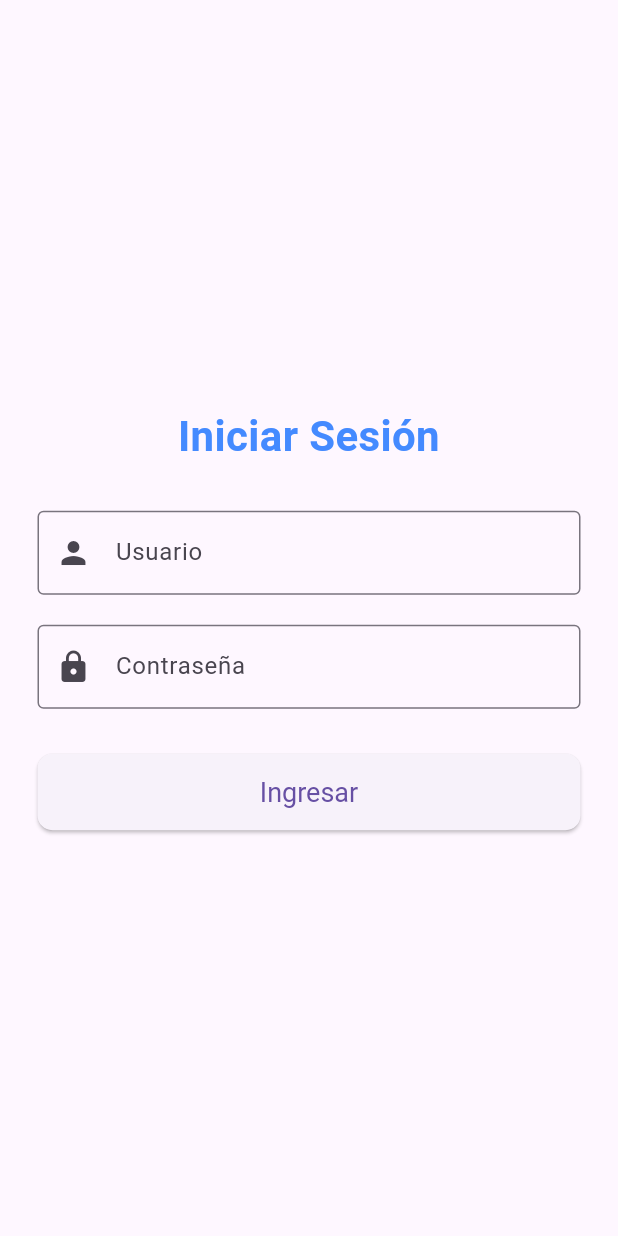
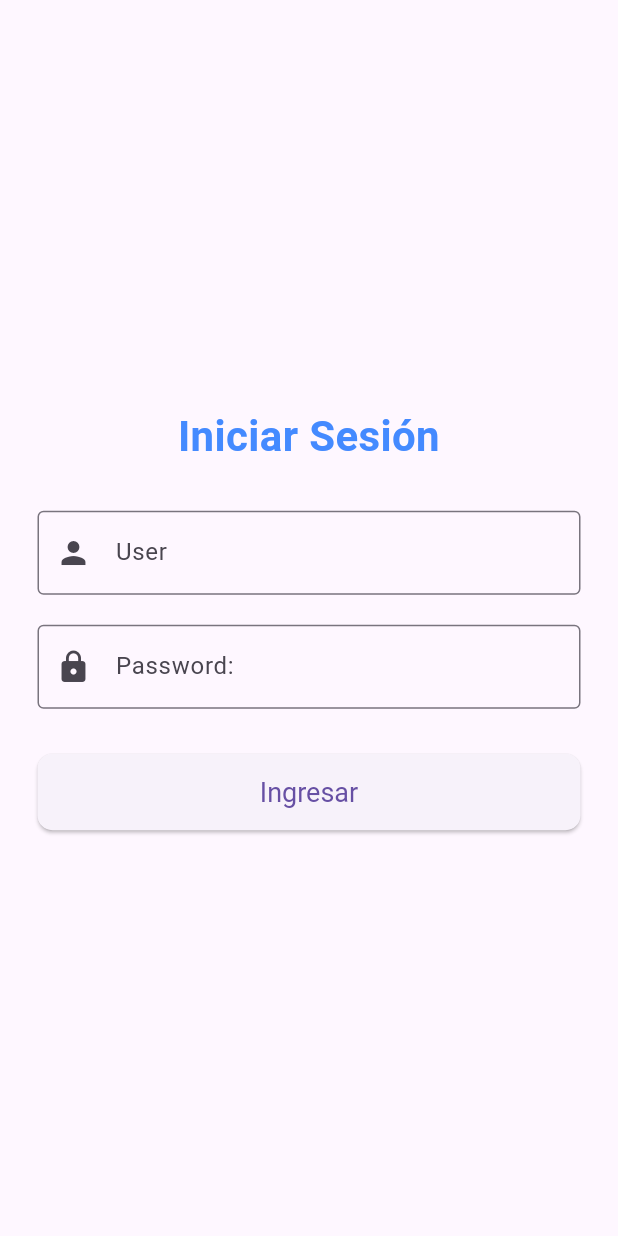
Before and after one commit to JUANDAVIDGUTIERREZ04/primer-flutter, a Flutter app: the screen it shows after launch, on a phone screen of 412 x 824 dp. Run offline on Flutter 3.47's test engine with Material 3 defaults, Android fonts, the phone set to English and light mode, and no system bars.

Commit message:
cambio de usuarios a user y contraseña a password

```diff
--- a/flutter_primera_aplicacion/lib/LoginScreen.dart
+++ b/flutter_primera_aplicacion/lib/LoginScreen.dart
@@ -52,7 +52,7 @@ class _LoginScreenState extends State<LoginScreen> {
               TextField(
                 controller: _userController,
                 decoration: InputDecoration(
-                  labelText: "Usuario",
+                  labelText: "User",
                   border: OutlineInputBorder(),
                   prefixIcon: Icon(Icons.person),
                 ),
@@ -61,7 +61,7 @@ class _LoginScreenState extends State<LoginScreen> {
               TextField(
                 controller: _passwordController,
                 decoration: InputDecoration(
-                  labelText: "Contraseña",
+                  labelText: "Password:",
                   border: OutlineInputBorder(),
                   prefixIcon: Icon(Icons.lock),
                 ),
```
